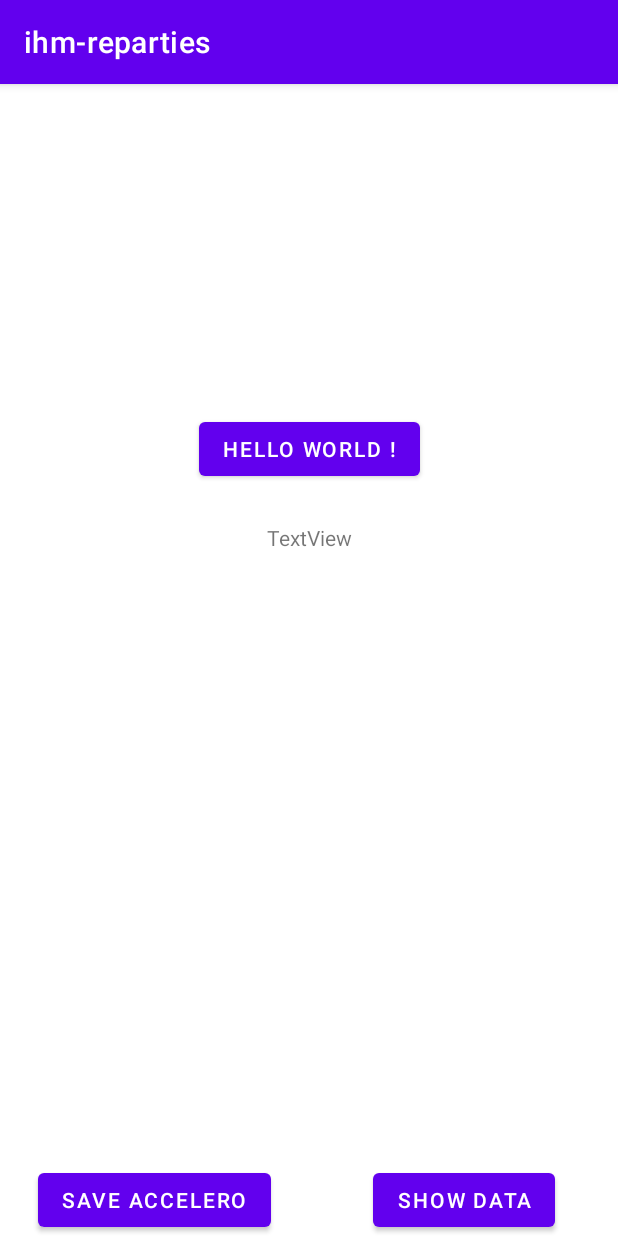
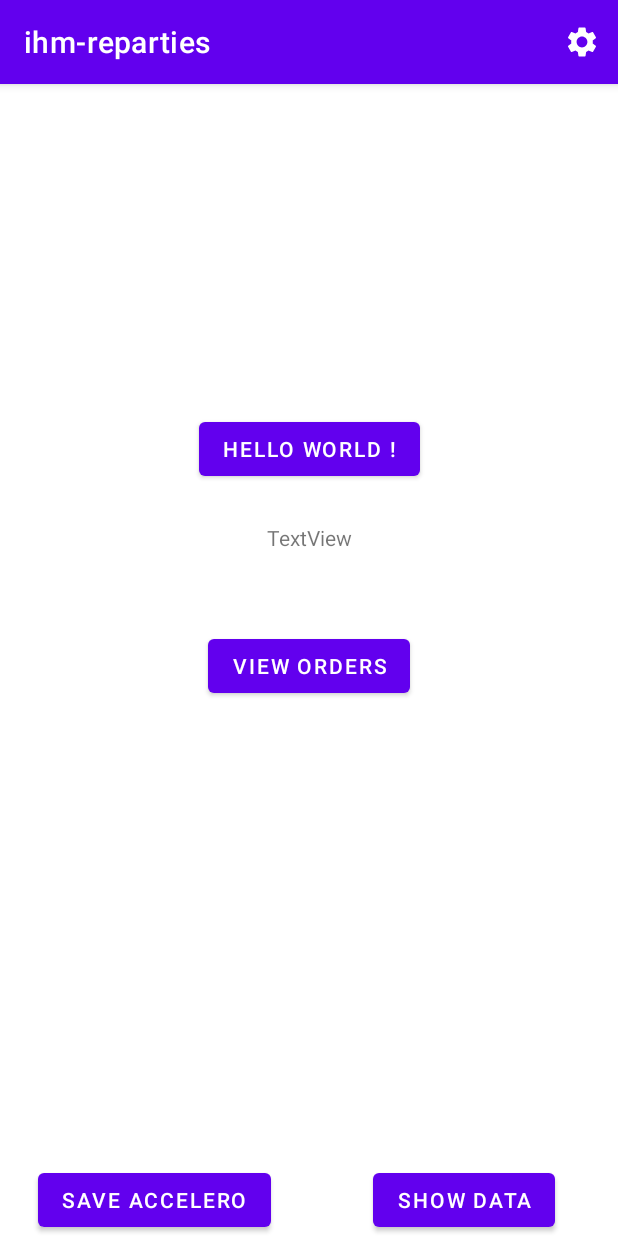
Before and after one commit to hamzaayoub98/Ihm-reparties-regency, an Android app: the screen it shows after launch (MainActivity), on a phone screen of 412 x 824 dp. Run offline under Robolectric (Android 15) with nearby library versions, the phone set to English and light mode, and no system bars; libraries missing offline, so code that uses them is left out: org.osmdroid.api, org.osmdroid.config, org.osmdroid.tileprovider, org.osmdroid.util, org.osmdroid.views; pictures from the network do not load; 1 statement that could not run was skipped.

Commit message:
orders API + menu option

```diff
--- a/mobile/app/build.gradle
+++ b/mobile/app/build.gradle
@@ -17,6 +17,10 @@
         versionName "1.0"
 
         testInstrumentationRunner "androidx.test.runner.AndroidJUnitRunner"
+    }
+
+    buildFeatures {
+        viewBinding true
     }
 
     buildTypes {
@@ -41,7 +45,7 @@
 
     implementation 'androidx.appcompat:appcompat:1.3.1'
     implementation 'androidx.preference:preference:1.1.1'
-    implementation "com.android.support:recyclerview-v7:$supportLibVersion"
+    implementation 'androidx.recyclerview:recyclerview:1.0.0'
     implementation "org.jetbrains.kotlin:kotlin-stdlib:$kotlin_version"
     implementation("org.jetbrains.kotlin:kotlin-reflect:1.6.10")
     implementation 'com.google.android.material:material:1.4.0'
--- a/mobile/app/src/main/AndroidManifest.xml
+++ b/mobile/app/src/main/AndroidManifest.xml
@@ -25,6 +25,10 @@
             android:name=".DataActivity"
             android:exported="false" />
         <activity
+            android:name=".SettingsActivity"
+            android:exported="false"
+            android:parentActivityName=".MainActivity" />
+        <activity
             android:name=".MainActivity"
             android:exported="true">
             <intent-filter>
--- a/mobile/app/src/main/java/com/example/ihm_reparties/ApiInterface.java
+++ b/mobile/app/src/main/java/com/example/ihm_reparties/ApiInterface.java
@@ -1,4 +1,6 @@
 package com.example.ihm_reparties;
+
+import java.util.List;
 
 import retrofit2.Call;
 import retrofit2.http.Field;
@@ -26,6 +28,9 @@
     @GET("/")
     Call<HelloWorldApiResponse> getHelloWorldCall();
 
+    @GET("/action-list")
+    Call<List<OrdersApiResponse>> getOrdersApiResponseCall();
+
 // CountryResponse is a POJO class which receives the response of this API
 
 }
--- a/mobile/app/src/main/java/com/example/ihm_reparties/MainActivity.java
+++ b/mobile/app/src/main/java/com/example/ihm_reparties/MainActivity.java
@@ -64,7 +64,7 @@
     private boolean isSaving = false;
     private SharedPreferences sharedPref;
     private static final int REQUEST_PERMISSIONS_REQUEST_CODE = 1;
-    private Button buttonSave, buttonShow, buttonHelloWorld;
+    private Button buttonSave, buttonShow, buttonHelloWorld, buttonGoOrders;
     private TextView textView1, textViewAnswer;
 
     @Override
@@ -131,7 +131,12 @@
                 // Vibrate for 400 milliseconds
                 vib.vibrate(400);
 
-                ApiInterface api = ServiceGenerator.createService(ApiInterface.class);
+                if(getIpv4PortAddress().length() < 10){
+                    Toast toast = Toast.makeText(v.getContext(), "No ipv4 and port address defined in the settings.", Toast.LENGTH_SHORT);
+                    toast.show();
+                    return;
+                }
+                ApiInterface api = ServiceGenerator.createService(ApiInterface.class, getIpv4PortAddress());
 
                 // Calling '/'
                 Call<HelloWorldApiResponse> callSync = api.getHelloWorldCall();
@@ -146,8 +151,18 @@
                     @Override
                     public void onFailure(Call<HelloWorldApiResponse> call, Throwable t) {
                         t.printStackTrace();
+                        Toast toast = Toast.makeText(v.getContext(), "Communication failed. Verify ipv4 and port in settings.", Toast.LENGTH_SHORT);
+                        toast.show();
                     }
                 });
+            }
+        });
+
+        buttonGoOrders = (Button) findViewById(R.id.button_view_orders);
+        buttonGoOrders.setOnClickListener(new View.OnClickListener() {
+            public void onClick(View v) {
+                Intent intent = new Intent(getApplicationContext(), OrdersActivity.class);
+                startActivity(intent);
             }
         });
 
@@ -208,29 +223,30 @@
         }
     }
 
-    /**
-     * A native method that is implemented by the 'native-lib' native library,
-     * which is packaged with this application.
-     */
-    public native Integer startNodeWithArguments(String[] arguments);
+    @Override
+    public boolean onCreateOptionsMenu(Menu menu) {
+        MenuInflater inflater = getMenuInflater();
+        inflater.inflate(R.menu.menu, menu);
+        return true;
+    }
 
-//    @Override
-//    public boolean onCreateOptionsMenu(Menu menu) {
-//        MenuInflater inflater = getMenuInflater();
-//        inflater.inflate(R.menu.menu, menu);
-//        return true;
-//    }
-//
-//    @Override
-//    public boolean onOptionsItemSelected(MenuItem item) {
-//        // Handle item selection
-//        switch (item.getItemId()) {
-//            case R.id.settings:
-//                Intent intent = new Intent(this, SettingActivity.class);
-//                startActivity(intent);
-//                return true;
-//            default:
-//                return super.onOptionsItemSelected(item);
-//        }
-//    }
+    @Override
+    public boolean onOptionsItemSelected(MenuItem item) {
+        // Handle item selection
+        switch (item.getItemId()) {
+            case R.id.settings:
+                Intent intent = new Intent(this, SettingsActivity.class);
+                startActivity(intent);
+                return true;
+            default:
+                return super.onOptionsItemSelected(item);
+        }
+    }
+
+    public String getIpv4PortAddress(){
+        String ipv4 = sharedPref.getString(getString(R.string.ipv4), "");
+        String port = sharedPref.getString(getString(R.string.port), "");
+        String address = "http://" + ipv4 + ":" + port + "/";
+        return address;
+    }
 }
--- /dev/null
+++ b/mobile/app/src/main/res/drawable/ic_baseline_settings_24.xml
@@ -0,0 +1,10 @@
+<vector xmlns:android="http://schemas.android.com/apk/res/android"
+    android:width="24dp"
+    android:height="24dp"
+    android:viewportWidth="24"
+    android:viewportHeight="24"
+    android:tint="?attr/colorControlNormal">
+  <path
+      android:fillColor="@android:color/white"
+      android:pathData="M19.14,12.94c0.04,-0.3 0.06,-0.61 0.06,-0.94c0,-0.32 -0.02,-0.64 -0.07,-0.94l2.03,-1.58c0.18,-0.14 0.23,-0.41 0.12,-0.61l-1.92,-3.32c-0.12,-0.22 -0.37,-0.29 -0.59,-0.22l-2.39,0.96c-0.5,-0.38 -1.03,-0.7 -1.62,-0.94L14.4,2.81c-0.04,-0.24 -0.24,-0.41 -0.48,-0.41h-3.84c-0.24,0 -0.43,0.17 -0.47,0.41L9.25,5.35C8.66,5.59 8.12,5.92 7.63,6.29L5.24,5.33c-0.22,-0.08 -0.47,0 -0.59,0.22L2.74,8.87C2.62,9.08 2.66,9.34 2.86,9.48l2.03,1.58C4.84,11.36 4.8,11.69 4.8,12s0.02,0.64 0.07,0.94l-2.03,1.58c-0.18,0.14 -0.23,0.41 -0.12,0.61l1.92,3.32c0.12,0.22 0.37,0.29 0.59,0.22l2.39,-0.96c0.5,0.38 1.03,0.7 1.62,0.94l0.36,2.54c0.05,0.24 0.24,0.41 0.48,0.41h3.84c0.24,0 0.44,-0.17 0.47,-0.41l0.36,-2.54c0.59,-0.24 1.13,-0.56 1.62,-0.94l2.39,0.96c0.22,0.08 0.47,0 0.59,-0.22l1.92,-3.32c0.12,-0.22 0.07,-0.47 -0.12,-0.61L19.14,12.94zM12,15.6c-1.98,0 -3.6,-1.62 -3.6,-3.6s1.62,-3.6 3.6,-3.6s3.6,1.62 3.6,3.6S13.98,15.6 12,15.6z"/>
+</vector>
--- a/mobile/app/src/main/res/layout/activity_main.xml
+++ b/mobile/app/src/main/res/layout/activity_main.xml
@@ -61,4 +61,14 @@
         app:layout_constraintStart_toStartOf="parent"
         app:layout_constraintTop_toBottomOf="@+id/button_helloworld" />
 
+    <Button
+        android:id="@+id/button_view_orders"
+        android:layout_width="wrap_content"
+        android:layout_height="wrap_content"
+        android:layout_marginTop="52dp"
+        android:text="View Orders"
+        app:layout_constraintEnd_toEndOf="parent"
+        app:layout_constraintStart_toStartOf="parent"
+        app:layout_constraintTop_toBottomOf="@+id/textViewAnswer" />
+
 </androidx.constraintlayout.widget.ConstraintLayout>
--- /dev/null
+++ b/mobile/app/src/main/res/menu/menu.xml
@@ -0,0 +1,9 @@
+<?xml version="1.0" encoding="utf-8"?>
+<menu xmlns:android="http://schemas.android.com/apk/res/android"
+    xmlns:app="http://schemas.android.com/apk/res-auto">
+    <!-- Settings, should always be in the overflow -->
+    <item android:id="@+id/settings"
+        android:title="Paramètres"
+        android:icon="@drawable/ic_baseline_settings_24"
+        app:showAsAction="always"/>
+</menu>
--- a/mobile/app/src/main/res/values/strings.xml
+++ b/mobile/app/src/main/res/values/strings.xml
@@ -1,3 +1,5 @@
 <resources>
     <string name="app_name">ihm-reparties</string>
+    <string name="ipv4">IPV4</string>
+    <string name="port">Port</string>
 </resources>
```
Also changed, not shown: mobile/app/src/main/java/com/example/ihm_reparties/Orders.java (added, +14 -0 lines), mobile/app/src/main/java/com/example/ihm_reparties/OrdersActivity.java (added, +73 -0 lines), mobile/app/src/main/java/com/example/ihm_reparties/OrdersAdapter.java (added, +71 -0 lines), mobile/app/src/main/java/com/example/ihm_reparties/OrdersApiResponse.java (added, +33 -0 lines), mobile/app/src/main/java/com/example/ihm_reparties/ServiceGenerator.java (+4 -8 lines), mobile/app/src/main/java/com/example/ihm_reparties/SettingsActivity.kt (added, +82 -0 lines), mobile/app/src/main/res/layout/activity_orders.xml (added, +16 -0 lines), mobile/app/src/main/res/layout/activity_orders_item.xml (added, +18 -0 lines), mobile/app/src/main/res/layout/activity_settings.xml (added, +70 -0 lines).
